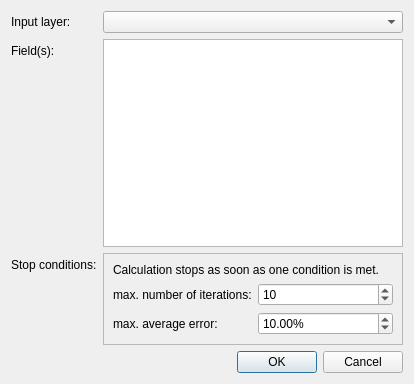
Qt form ui/cartogram_dialog.ui (austromorph/cartogram3) before a commit.
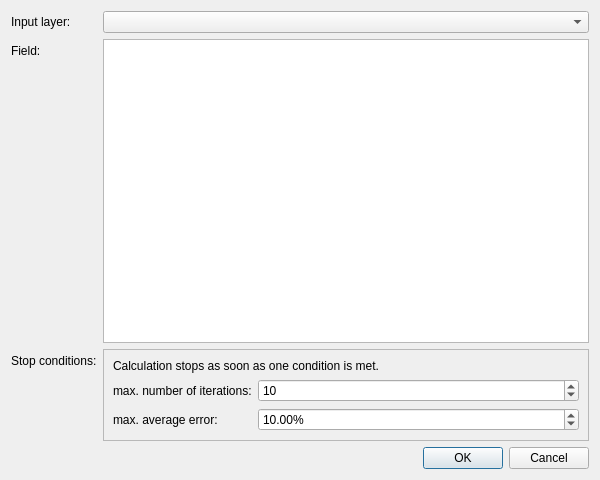
The same form after that commit. Custom widgets are drawn as their Qt base class.

Patch:
```diff
--- a/ui/cartogram_dialog.ui
+++ b/ui/cartogram_dialog.ui
@@ -6,8 +6,8 @@
    <rect>
     <x>0</x>
     <y>0</y>
-    <width>414</width>
-    <height>384</height>
+    <width>600</width>
+    <height>480</height>
    </rect>
   </property>
   <property name="windowTitle">
@@ -24,7 +24,7 @@
    <item row="1" column="0">
     <widget class="QLabel" name="fieldListViewLabel">
      <property name="text">
-      <string>Field(s):</string>
+      <string>Field:</string>
      </property>
     </widget>
    </item>
@@ -104,7 +104,7 @@
      </layout>
     </widget>
    </item>
-   <item row="4" column="0" colspan="2">
+   <item row="3" column="0" colspan="2">
     <widget class="QDialogButtonBox" name="buttonBox">
      <property name="orientation">
       <enum>Qt::Horizontal</enum>
```
Left out of the diff: 11 changed lines with no effect on the pictures.
